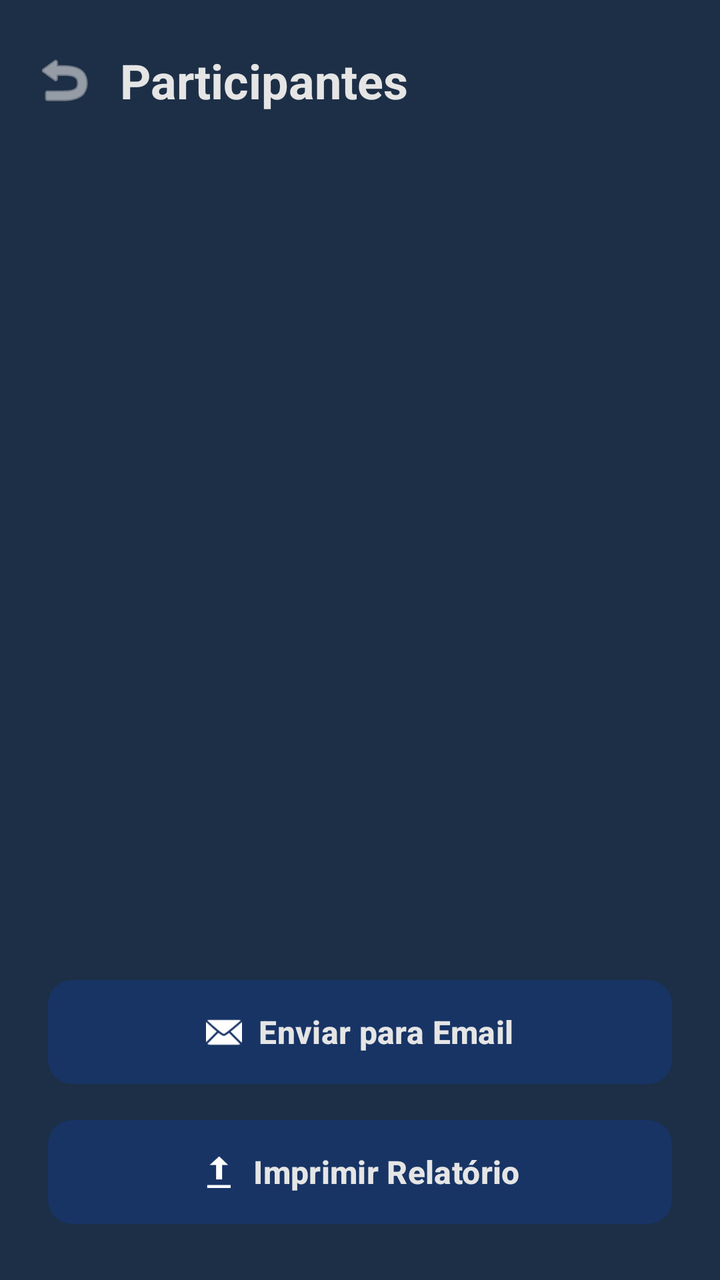
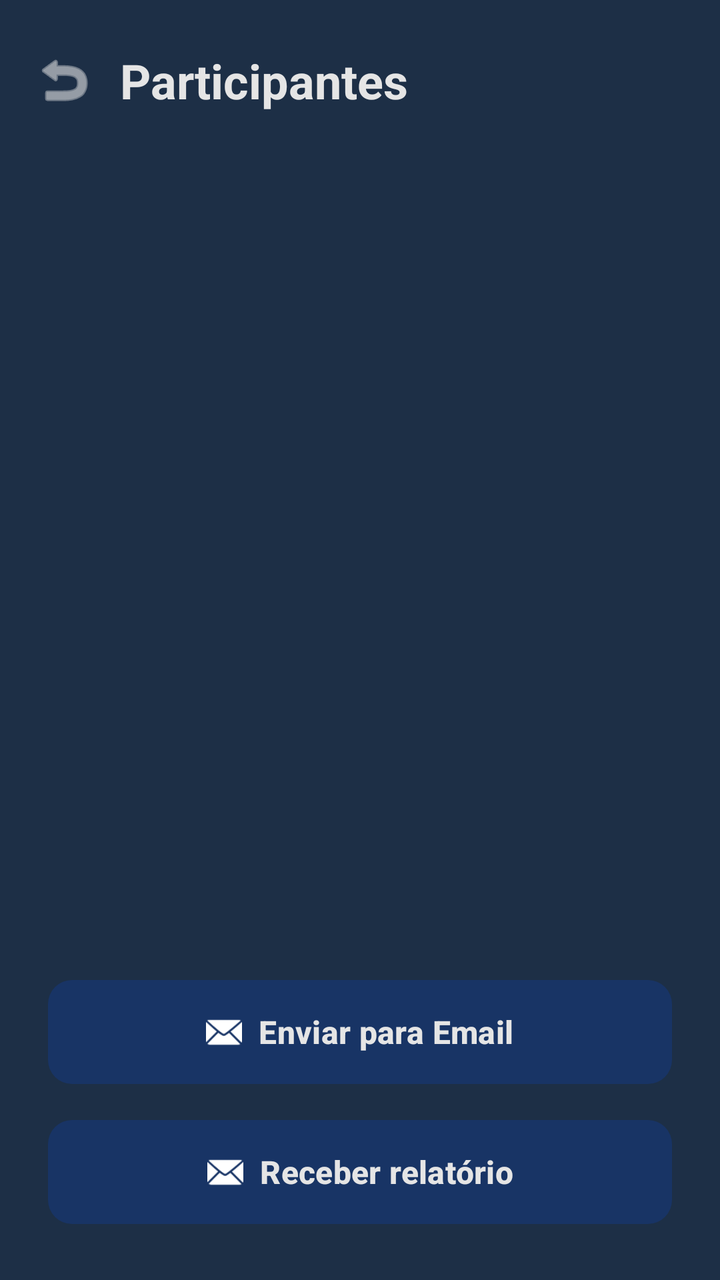

Screens rendered from an Android XML layout before and after an edit, with the pre-edit source and the edit as a unified diff.
<!-- AndroidManifest.xml: application theme Theme.EventlyApp -->
<!-- res/layout/activity_tela_listar.xml -->
<?xml version="1.0" encoding="utf-8"?>
<androidx.constraintlayout.widget.ConstraintLayout xmlns:android="http://schemas.android.com/apk/res/android"
    xmlns:app="http://schemas.android.com/apk/res-auto"
    xmlns:tools="http://schemas.android.com/tools"
    android:id="@+id/main"
    android:layout_width="match_parent"
    android:layout_height="match_parent"
    android:background="@color/AzulEscuro"
    tools:context=".TelaListar">

    <ImageView
        android:id="@+id/btnVoltar"
        android:layout_width="32dp"
        android:layout_height="32dp"
        android:layout_marginStart="16dp"
        android:layout_marginTop="24dp"
        android:contentDescription="Voltar"
        android:src="@android:drawable/ic_menu_revert"
        app:tint="@color/white"
        app:layout_constraintStart_toStartOf="parent"
        app:layout_constraintTop_toTopOf="parent" />

    <TextView
        android:id="@+id/txtTituloParticipantes"
        android:layout_width="wrap_content"
        android:layout_height="wrap_content"
        android:layout_marginStart="12dp"
        android:text="Participantes"
        android:textColor="@color/white"
        android:textSize="24sp"
        android:textStyle="bold"
        app:layout_constraintBottom_toBottomOf="@+id/btnVoltar"
        app:layout_constraintStart_toEndOf="@+id/btnVoltar"
        app:layout_constraintTop_toTopOf="@+id/btnVoltar" />

    <androidx.recyclerview.widget.RecyclerView
        android:id="@+id/recyclerViewParticipantes"
        android:layout_width="0dp"
        android:layout_height="0dp"
        android:layout_marginTop="16dp"
        android:layout_marginBottom="16dp"
        android:clipToPadding="false"
        android:paddingBottom="8dp"
        app:layout_constraintBottom_toTopOf="@+id/btnImprimirTodos"
        app:layout_constraintEnd_toEndOf="parent"
        app:layout_constraintStart_toStartOf="parent"
        app:layout_constraintTop_toBottomOf="@id/txtTituloParticipantes"
        tools:listitem="@layout/item_participante" />

    <com.google.android.material.button.MaterialButton
        android:id="@+id/btnImprimirTodos"
        android:layout_width="0dp"
        android:layout_height="60dp"
        android:layout_marginHorizontal="24dp"
        android:layout_marginBottom="10dp"
        android:text="Enviar para Email"
        android:textColor="@color/white"
        android:textSize="16sp"
        android:textStyle="bold"
        app:backgroundTint="@color/AzulVivo"
        app:cornerRadius="12dp"
        app:icon="@android:drawable/ic_dialog_email"
        app:iconGravity="textStart"
        app:layout_constraintBottom_toTopOf="@+id/btnImprimirTodos2"
        app:layout_constraintEnd_toEndOf="parent"
        app:layout_constraintStart_toStartOf="parent" />

    <com.google.android.material.button.MaterialButton
        android:id="@+id/btnImprimirTodos2"
        android:layout_width="0dp"
        android:layout_height="60dp"
        android:layout_marginHorizontal="24dp"
        android:layout_marginBottom="24dp"
        android:text="Imprimir Relatório"
        android:textColor="@color/white"
        android:textSize="16sp"
        android:textStyle="bold"
        app:backgroundTint="@color/AzulVivo"
        app:cornerRadius="12dp"
        app:icon="@android:drawable/stat_sys_upload"
        app:iconGravity="textStart"
        app:layout_constraintBottom_toBottomOf="parent"
        app:layout_constraintEnd_toEndOf="parent"
        app:layout_constraintStart_toStartOf="parent" />

</androidx.constraintlayout.widget.ConstraintLayout>
<!-- res/layout/item_participante.xml (included above) -->
<?xml version="1.0" encoding="utf-8"?>
<FrameLayout xmlns:android="http://schemas.android.com/apk/res/android"
    xmlns:app="http://schemas.android.com/apk/res-auto"
    android:layout_width="match_parent"
    android:layout_height="wrap_content">

    <com.google.android.material.card.MaterialCardView
        android:layout_width="match_parent"
        android:layout_height="wrap_content"
        android:layout_gravity="center_horizontal"
        android:layout_marginHorizontal="16dp"
        android:layout_marginVertical="4dp"
        app:cardBackgroundColor="@color/AzulPastel"
        app:cardCornerRadius="12dp"
        app:cardElevation="4dp">

        <LinearLayout
            android:layout_width="match_parent"
            android:layout_height="wrap_content"
            android:gravity="center_vertical"
            android:orientation="horizontal"
            android:padding="12dp">


            <LinearLayout
                android:layout_width="0dp"
                android:layout_height="wrap_content"
                android:layout_marginLeft="12dp"
                android:layout_weight="1"
                android:orientation="vertical">

                <TextView
                    android:id="@+id/txtNomeParticipante"
                    android:layout_width="wrap_content"
                    android:layout_height="wrap_content"
                    android:includeFontPadding="false"
                    android:text="Nome do Usuário"
                    android:textColor="@color/AzulVivo"
                    android:textSize="16sp"
                    android:textStyle="bold" />

                <TextView
                    android:id="@+id/txtEmailParticipante"
                    android:layout_width="wrap_content"
                    android:layout_height="wrap_content"
                    android:includeFontPadding="false"
                    android:text="usuario@email.com"
                    android:textColor="@color/AzulVivo"
                    android:textSize="13sp"
                    android:alpha="0.8" />

            </LinearLayout>

            
            <TextView
                android:id="@+id/txtStatusEntrada"
                android:layout_width="wrap_content"
                android:layout_height="wrap_content"
                android:text="Presente"
                android:textSize="11sp"
                android:textColor="@color/AzulEscuro"
                android:layout_gravity="bottom" />

        </LinearLayout>
    </com.google.android.material.card.MaterialCardView>
</FrameLayout>
<!-- resources referenced by this layout -->
<resources>
  <color name="AzulEscuro">#1D2F46</color>
  <color name="AzulPastel">#c0c9cd</color>
  <color name="AzulVivo">#183465</color>
  <color name="white">#e5e5e5</color>
  <style name="Theme.EventlyApp" parent="Base.Theme.EventlyApp" />
  <style name="Base.Theme.EventlyApp" parent="Theme.Material3.DayNight.NoActionBar">
          
          
      </style>
</resources>

<!-- the commit's change to res/layout/activity_tela_listar.xml (unified diff, before → after) -->
@@ -71,13 +71,13 @@
         android:layout_height="60dp"
         android:layout_marginHorizontal="24dp"
         android:layout_marginBottom="24dp"
-        android:text="Imprimir Relatório"
+        android:text="Receber relatório"
         android:textColor="@color/white"
         android:textSize="16sp"
         android:textStyle="bold"
         app:backgroundTint="@color/AzulVivo"
         app:cornerRadius="12dp"
-        app:icon="@android:drawable/stat_sys_upload"
+        app:icon="@android:drawable/ic_dialog_email"
         app:iconGravity="textStart"
         app:layout_constraintBottom_toBottomOf="parent"
         app:layout_constraintEnd_toEndOf="parent"
